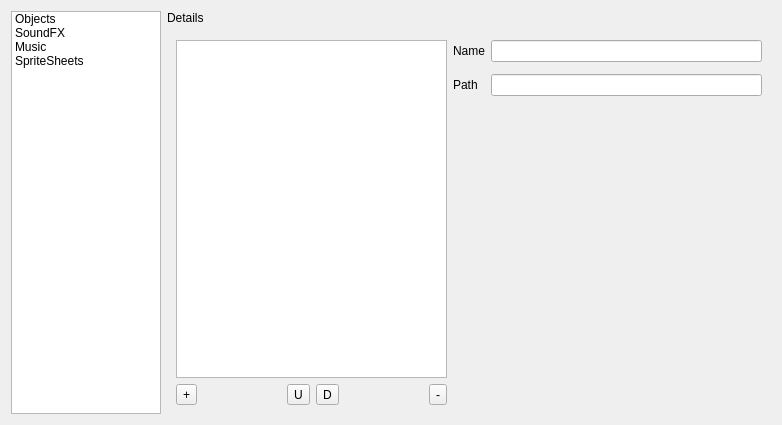
Qt form RetroEDv2/tools/sceneproperties/stageconfigeditorv1.ui (RSDKModding/RetroED) before a commit.
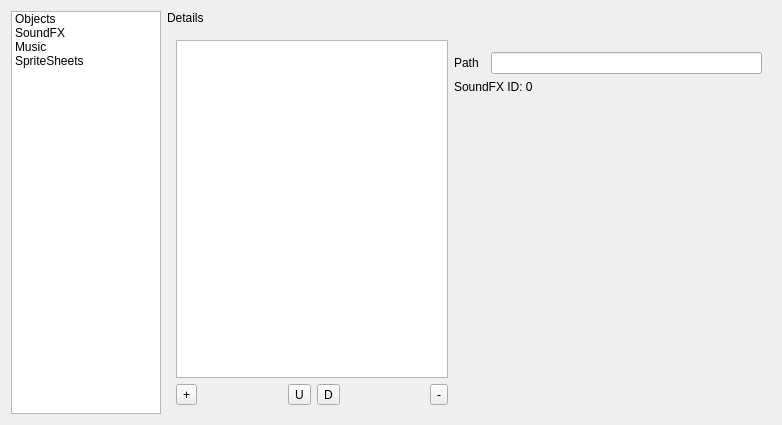
The same form after that commit. The open tabs and pages were chosen to show the change.

```diff
--- a/RetroEDv2/tools/sceneproperties/stageconfigeditorv1.ui
+++ b/RetroEDv2/tools/sceneproperties/stageconfigeditorv1.ui
@@ -201,7 +201,14 @@
      </widget>
      <widget class="QWidget" name="sfxPage">
       <layout class="QGridLayout" name="gridLayout_6">
-       <item row="4" column="0">
+       <item row="2" column="1">
+        <widget class="QLabel" name="label_8">
+         <property name="text">
+          <string>Path</string>
+         </property>
+        </widget>
+       </item>
+       <item row="5" column="0">
         <layout class="QGridLayout" name="gridLayout_5">
          <item row="0" column="0">
           <widget class="QToolButton" name="addSfx">
@@ -259,7 +266,7 @@
          </item>
         </layout>
        </item>
-       <item row="0" column="0" rowspan="4">
+       <item row="0" column="0" rowspan="5">
         <widget class="QListWidget" name="sfxList">
          <property name="sizePolicy">
           <sizepolicy hsizetype="Expanding" vsizetype="Expanding">
@@ -281,27 +288,10 @@
          </property>
         </widget>
        </item>
-       <item row="0" column="1">
-        <widget class="QLabel" name="label">
-         <property name="text">
-          <string>Name</string>
-         </property>
-        </widget>
-       </item>
-       <item row="0" column="3">
-        <widget class="QLineEdit" name="sfxName"/>
-       </item>
-       <item row="2" column="1">
-        <widget class="QLabel" name="label_8">
-         <property name="text">
-          <string>Path</string>
-         </property>
-        </widget>
-       </item>
        <item row="2" column="3">
         <widget class="QLineEdit" name="sfxPath"/>
        </item>
-       <item row="3" column="3">
+       <item row="4" column="3">
         <spacer name="verticalSpacer_3">
          <property name="orientation">
           <enum>Qt::Vertical</enum>
@@ -314,6 +304,13 @@
          </property>
         </spacer>
        </item>
+       <item row="3" column="1" colspan="3">
+        <widget class="QLabel" name="sfxID">
+         <property name="text">
+          <string>SoundFX ID: 0</string>
+         </property>
+        </widget>
+       </item>
       </layout>
      </widget>
      <widget class="QWidget" name="musPage">
```
